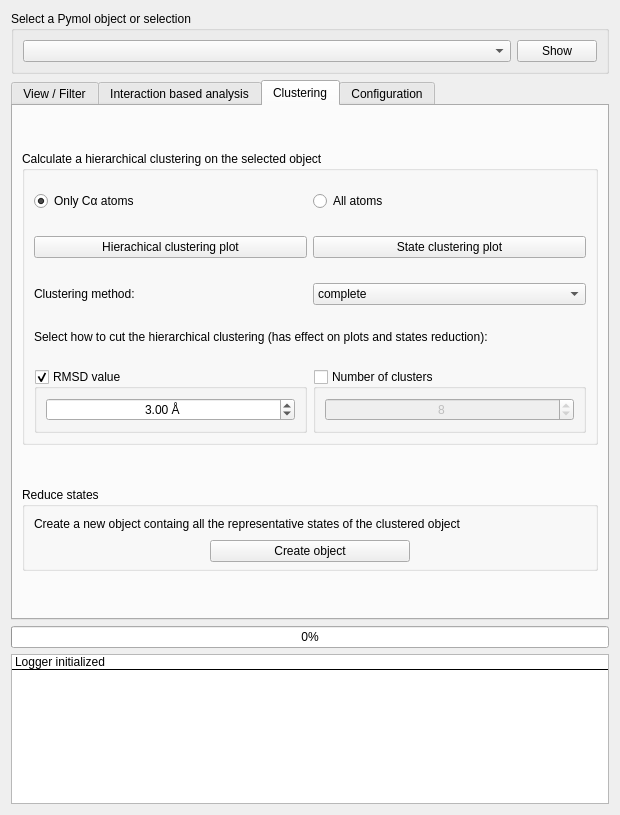
First picture: the form in GUIs/plugin.ui, repository BioComputingUP/ring-pymol, before the edit.
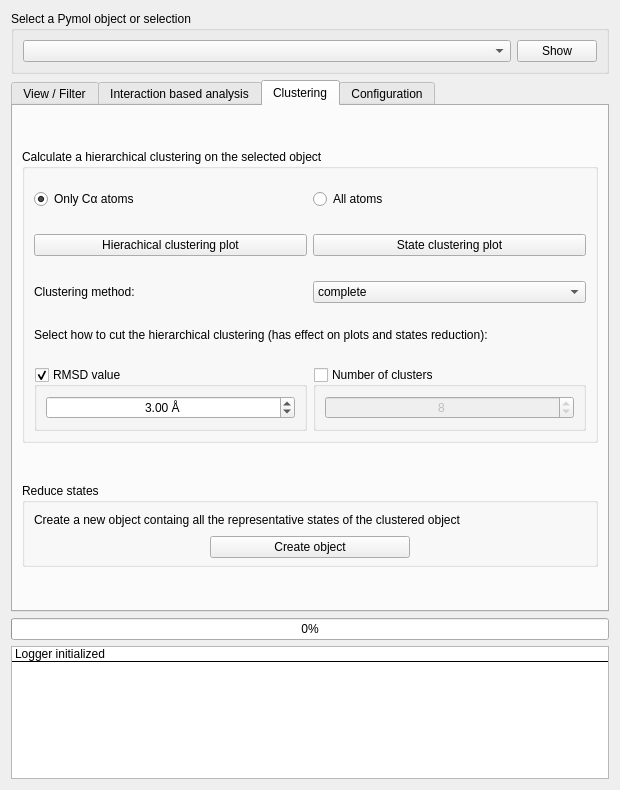
Second picture: the form after the edit. The open tabs and pages were chosen to show the change.

Commit message: Bugfix ring location, Ring -> RING, window size larger

Diff of the .ui file:
```diff
--- a/GUIs/plugin.ui
+++ b/GUIs/plugin.ui
@@ -7,7 +7,7 @@
     <x>0</x>
     <y>0</y>
     <width>620</width>
-    <height>815</height>
+    <height>790</height>
    </rect>
   </property>
   <property name="sizePolicy">
@@ -24,8 +24,8 @@
   </property>
   <property name="maximumSize">
    <size>
-    <width>700</width>
-    <height>850</height>
+    <width>900</width>
+    <height>900</height>
    </size>
   </property>
   <property name="windowTitle">
@@ -1305,6 +1305,12 @@
             <layout class="QVBoxLayout" name="verticalLayout_11">
              <item>
               <widget class="QDoubleSpinBox" name="rmsd_val">
+               <property name="sizePolicy">
+                <sizepolicy hsizetype="Minimum" vsizetype="Minimum">
+                 <horstretch>0</horstretch>
+                 <verstretch>0</verstretch>
+                </sizepolicy>
+               </property>
                <property name="alignment">
                 <set>Qt::AlignCenter</set>
                </property>
@@ -1345,6 +1351,12 @@
             <layout class="QVBoxLayout" name="verticalLayout_9">
              <item>
               <widget class="QSpinBox" name="n_cluster">
+               <property name="sizePolicy">
+                <sizepolicy hsizetype="Minimum" vsizetype="Minimum">
+                 <horstretch>0</horstretch>
+                 <verstretch>0</verstretch>
+                </sizepolicy>
+               </property>
                <property name="alignment">
                 <set>Qt::AlignCenter</set>
                </property>
```
Left out of the diff: 17 changed lines with no effect on the pictures. The commit also changes 1 other file.
